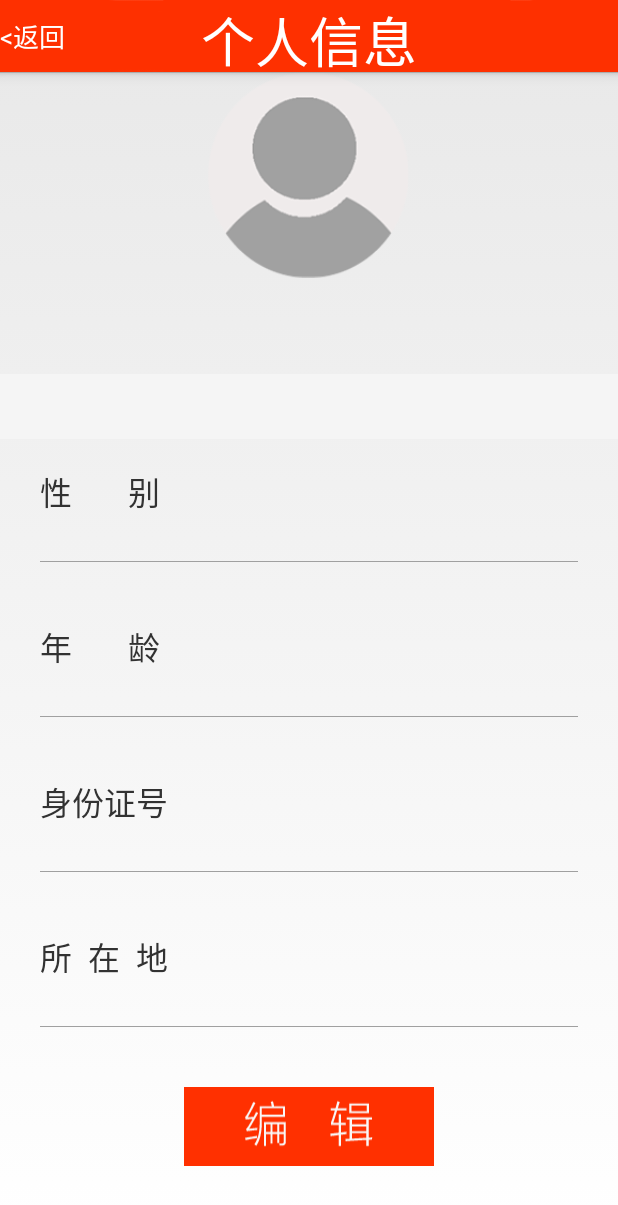
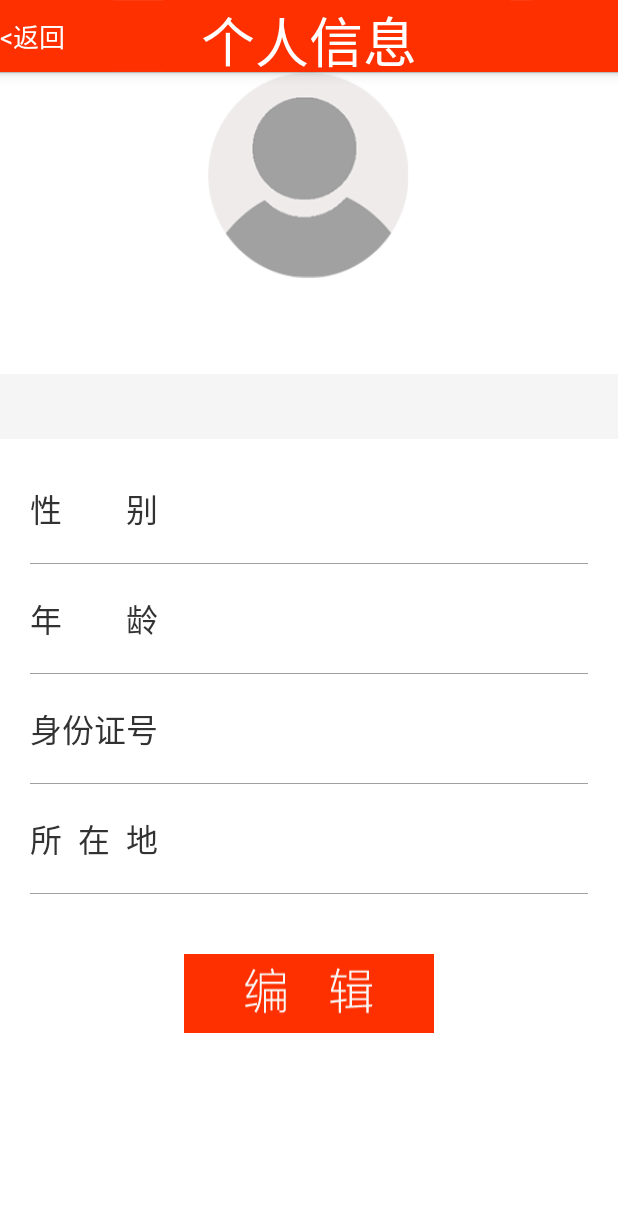
Before and after one commit to JacksonMich/HongMo, an Android app: the PersonalInfoActivity screen opened directly, with no data from a screen before it, on a phone screen of 412 x 824 dp. Shown: the top 1205 px of the screen. Run offline under Robolectric (Android 15) with nearby library versions, the phone set to English and light mode, and no system bars.

Commit message:
2015-12-5王宏兴，修改了一些细节，实现了验证页回车切换到下一行

```diff
--- a/app/src/main/res/layout/connetion_failed.xml
+++ b/app/src/main/res/layout/connetion_failed.xml
@@ -14,7 +14,8 @@
 
         <RelativeLayout
             android:layout_width="match_parent"
-            android:layout_height="821px">
+            android:layout_height="821px"
+            android:background="#ffffff">
 
             <ImageView
                 android:layout_width="316px"
@@ -32,7 +33,7 @@
             android:layout_width="fill_parent"
             android:layout_height="65px"
             android:id="@+id/imageView3"
-            android:src="@drawable/fengexian"
+            android:src="@mipmap/fengexianbig"
             android:scaleType="fitXY" />
 
         <TextView
@@ -44,6 +45,7 @@
             android:textColor="#000000"
             android:gravity="center"
             android:id="@+id/textView3"
+            android:background="#ffffff"
             />
     </LinearLayout>
 
--- a/app/src/main/res/layout/getfailed_layout.xml
+++ b/app/src/main/res/layout/getfailed_layout.xml
@@ -7,7 +7,8 @@
     <RelativeLayout
         android:id="@+id/p_R1"
         android:layout_width="match_parent"
-        android:layout_height="wrap_content">
+        android:layout_height="wrap_content"
+        android:background="#ffffff">
 
         <ImageView
             android:layout_width="wrap_content"
@@ -72,7 +73,7 @@
         android:layout_below="@+id/p_R1"
         android:layout_width="match_parent"
         android:layout_height="65px"
-        android:src="@mipmap/fengexian"
+        android:src="@mipmap/fengexianbig"
         android:scaleType="fitXY"/>
 
 
--- a/app/src/main/res/layout/login.xml
+++ b/app/src/main/res/layout/login.xml
@@ -60,6 +60,7 @@
                         android:id="@+id/userNameText"
                         android:layout_width="match_parent"
                         android:layout_height="wrap_content"
+                        android:singleLine="true"
                         android:background="@null"
                         android:layout_gravity="center_vertical"
                         android:layout_marginLeft="20dp"
@@ -100,6 +101,7 @@
                         android:layout_width="match_parent"
                         android:layout_height="wrap_content"
                         android:background="@null"
+                        android:singleLine="true"
                         android:layout_gravity="center_vertical"
                         android:layout_marginLeft="20dp"
                         android:textSize="@dimen/text_size"
--- a/app/src/main/res/layout/personal_info.xml
+++ b/app/src/main/res/layout/personal_info.xml
@@ -7,7 +7,8 @@
     <RelativeLayout
         android:id="@+id/p_R1"
         android:layout_width="match_parent"
-        android:layout_height="201dp">
+        android:layout_height="201dp"
+        android:background="#ffffff">
 
         <LinearLayout
             android:orientation="vertical"
@@ -38,16 +39,20 @@
         android:layout_height="65px"
         android:src="@mipmap/fengexianbig"
         android:scaleType="fitXY"/>
+    <RelativeLayout
+        android:layout_width="match_parent"
+        android:layout_height="match_parent"
+        android:layout_below="@+id/p_R1"
+        android:layout_marginTop="65px"
+        android:background="#ffffff">
         <LinearLayout
             android:id="@+id/p_l1"
-        android:layout_below="@+id/p_R1"
             android:layout_width="match_parent"
             android:layout_height="wrap_content"
             android:orientation="vertical"
-        android:layout_alignParentRight="true"
-        android:layout_marginLeft="40px"
-        android:layout_marginRight="40px"
-        android:layout_marginTop="62dp">
+            android:layout_marginLeft="20dp"
+            android:layout_marginRight="20dp"
+            android:layout_marginTop="30dp">
 
             <LinearLayout
                 android:layout_width="match_parent"
@@ -59,7 +64,7 @@
                     android:layout_width="90dp"
                     android:layout_height="wrap_content"
                     android:layout_gravity="center_vertical"
-                android:text="性       别"
+                    android:text="性        别"
                     android:textScaleX="1"
                     android:textSize="@dimen/text_size"/>
                 <TextView
@@ -74,7 +79,7 @@
                     />
             </LinearLayout>
             <ImageView
-            android:layout_marginTop="45px"
+                android:layout_marginTop="20dp"
                 android:layout_width="match_parent"
                 android:layout_height="1px"
                 android:src="@mipmap/xian"
@@ -87,19 +92,19 @@
             android:layout_width="match_parent"
             android:layout_height="wrap_content"
             android:layout_alignParentRight="true"
-        android:layout_marginLeft="40px"
-        android:layout_marginRight="40px"
-        android:layout_marginTop="10dp">
+            android:layout_marginLeft="20dp"
+            android:layout_marginRight="20dp"
+            >
             <LinearLayout
                 android:layout_width="match_parent"
                 android:layout_height="wrap_content"
-            android:layout_marginTop="45px">
+                android:layout_marginTop="20dp">
 
                 <TextView
                     android:layout_width="90dp"
                     android:layout_height="wrap_content"
                     android:layout_gravity="center_vertical"
-                android:text="年       龄"
+                    android:text="年        龄"
                     android:textSize="@dimen/text_size"/>
                 <TextView
                     android:id="@+id/userAge"
@@ -115,7 +120,7 @@
             <ImageView
                 android:layout_width="match_parent"
                 android:layout_height="1px"
-            android:layout_marginTop="45px"
+                android:layout_marginTop="20dp"
                 android:src="@mipmap/xian"
                 android:scaleType="fitXY"/>
         </LinearLayout>
@@ -127,14 +132,14 @@
             android:layout_width="match_parent"
             android:layout_height="wrap_content"
             android:layout_alignParentRight="true"
-        android:layout_marginLeft="40px"
-        android:layout_marginRight="40px"
-        android:layout_marginTop="10dp">
+            android:layout_marginLeft="20dp"
+            android:layout_marginRight="20dp"
+            >
 
             <LinearLayout
                 android:layout_width="match_parent"
                 android:layout_height="wrap_content"
-            android:layout_marginTop="45px">
+                android:layout_marginTop="20dp">
 
                 <TextView
                     android:layout_width="90dp"
@@ -158,7 +163,7 @@
                 android:layout_width="match_parent"
                 android:layout_height="1px"
                 android:src="@mipmap/xian"
-            android:layout_marginTop="45px"
+                android:layout_marginTop="20dp"
                 android:scaleType="fitXY"/>
         </LinearLayout>
 
@@ -169,14 +174,14 @@
             android:layout_width="match_parent"
             android:layout_height="wrap_content"
             android:layout_alignParentRight="true"
-        android:layout_marginLeft="40px"
-        android:layout_marginRight="40px"
-        android:layout_marginTop="10dp">
+            android:layout_marginLeft="20dp"
+            android:layout_marginRight="20dp"
+            >
 
             <LinearLayout
                 android:layout_width="match_parent"
                 android:layout_height="wrap_content"
-            android:layout_marginTop="45px">
+                android:layout_marginTop="20dp">
 
                 <TextView
                     android:layout_width="90dp"
@@ -200,7 +205,7 @@
                 android:layout_width="match_parent"
                 android:layout_height="1px"
                 android:src="@mipmap/xian"
-            android:layout_marginTop="45px"
+                android:layout_marginTop="20dp"
                 android:scaleType="fitXY"/>
         </LinearLayout>
 
@@ -213,6 +218,8 @@
             android:background="@mipmap/anniu"
             android:textSize="@dimen/font_size_12"
             android:layout_centerHorizontal="true"/>
+    </RelativeLayout>
+
 
 
     <include
```
Also changed, not shown: app/src/main/res/layout/activity_main.xml (+11 -12 lines), app/src/main/res/layout/record.xml (+20 -9 lines). Lines whose indentation alone changed are shown as unchanged.
